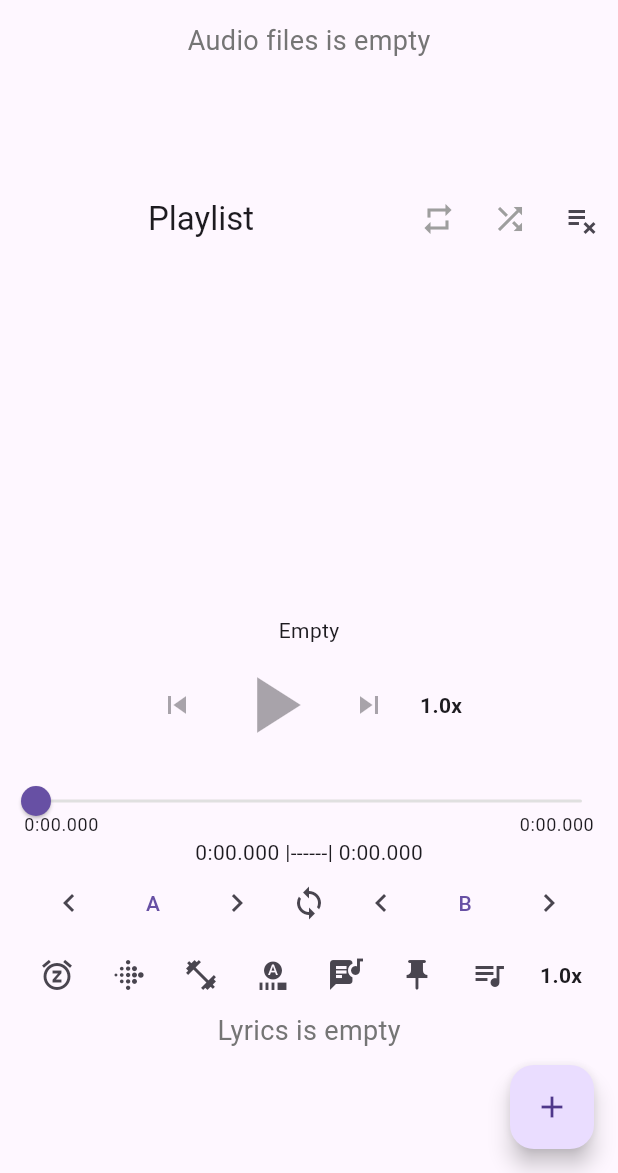
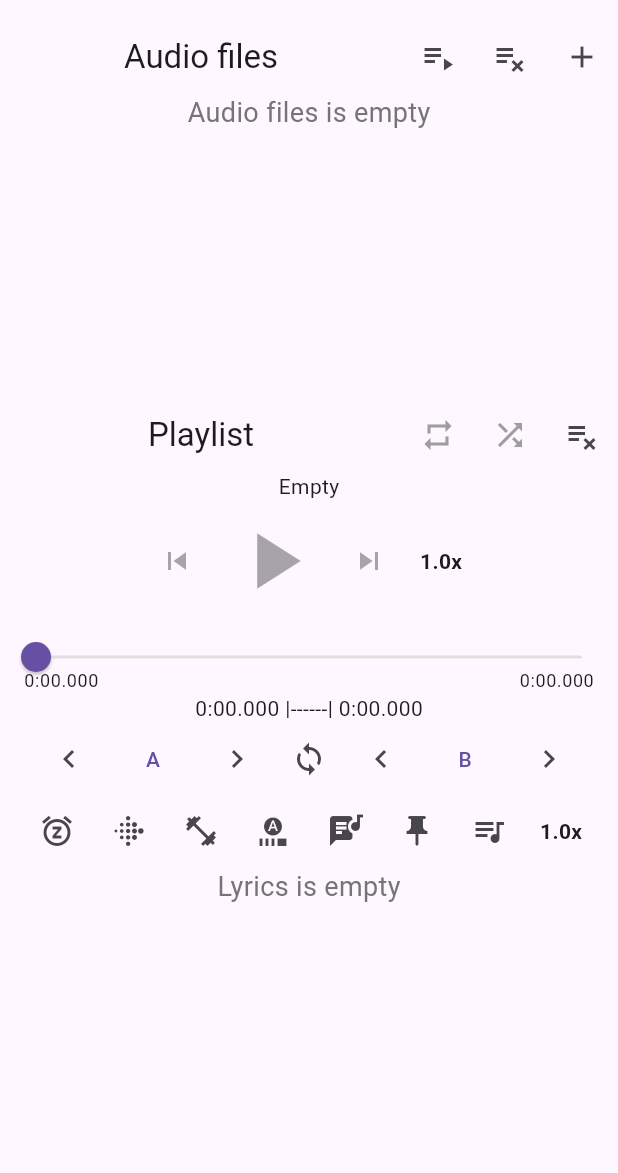
Before and after one commit to jimmyliow/dictation-gym, a Flutter app: the screen it shows after launch, on a phone screen of 412 x 824 dp, the part 63-1236 px from its top. Run offline on Flutter 3.47's test engine with Material 3 defaults, Android fonts, the phone set to English and light mode, and no system bars; our stand-ins replace file_picker, just_audio, just_audio_background, permission_handler, rxdart; missing offline and left inert: audio_session, just_audio_media_kit.

Commit message:
feat: play all audio files; play a audio file; hidden the playlist.

```diff
--- a/lib/common.dart
+++ b/lib/common.dart
@@ -10,13 +10,13 @@ class SeekBar extends StatefulWidget {
   final ValueChanged<Duration>? onChangeEnd;
 
   const SeekBar({
-    Key? key,
+    super.key,
     required this.duration,
     required this.position,
     required this.bufferedPosition,
     this.onChanged,
     this.onChangeEnd,
-  }) : super(key: key);
+  });
 
   @override
   SeekBarState createState() => SeekBarState();
@@ -30,9 +30,7 @@ class SeekBarState extends State<SeekBar> {
   void didChangeDependencies() {
     super.didChangeDependencies();
 
-    _sliderThemeData = SliderTheme.of(context).copyWith(
-      trackHeight: 2.0,
-    );
+    _sliderThemeData = SliderTheme.of(context).copyWith(trackHeight: 2.0);
   }
 
   @override
@@ -42,8 +40,10 @@ class SeekBarState extends State<SeekBar> {
         Positioned(
           left: 16.0,
           bottom: 0.0,
-          child: Text(_formatDuration(widget.position),
-              style: Theme.of(context).textTheme.bodySmall),
+          child: Text(
+            _formatDuration(widget.position),
+            style: Theme.of(context).textTheme.bodySmall,
+          ),
         ),
         SliderTheme(
           data: _sliderThemeData.copyWith(
@@ -55,8 +55,10 @@ class SeekBarState extends State<SeekBar> {
             child: Slider(
               min: 0.0,
               max: widget.duration.inMilliseconds.toDouble(),
-              value: min(widget.bufferedPosition.inMilliseconds.toDouble(),
-                  widget.duration.inMilliseconds.toDouble()),
+              value: min(
+                widget.bufferedPosition.inMilliseconds.toDouble(),
+                widget.duration.inMilliseconds.toDouble(),
+              ),
               onChanged: (value) {
                 setState(() {
                   _dragValue = value;
@@ -81,8 +83,10 @@ class SeekBarState extends State<SeekBar> {
           child: Slider(
             min: 0.0,
             max: widget.duration.inMilliseconds.toDouble(),
-            value: min(_dragValue ?? widget.position.inMilliseconds.toDouble(),
-                widget.duration.inMilliseconds.toDouble()),
+            value: min(
+              _dragValue ?? widget.position.inMilliseconds.toDouble(),
+              widget.duration.inMilliseconds.toDouble(),
+            ),
             onChanged: (value) {
               setState(() {
                 _dragValue = value;
@@ -103,12 +107,9 @@ class SeekBarState extends State<SeekBar> {
           right: 16.0,
           bottom: 0.0,
           child: Text(
-              // RegExp(r'((^0*[1-9]\d*:)?\d{2}:\d{2}:\d{1,3})\.\d+$')
-              //         .firstMatch("$_remaining")
-              //         ?.group(1) ??
-              //     '$_remaining',
-    _formatDuration(_remaining),
-              style: Theme.of(context).textTheme.bodySmall),
+            _formatDuration(_remaining),
+            style: Theme.of(context).textTheme.bodySmall,
+          ),
         ),
       ],
     );
@@ -172,11 +173,14 @@ void showSliderDialog({
           height: 100.0,
           child: Column(
             children: [
-              Text('${snapshot.data?.toStringAsFixed(1)}$valueSuffix',
-                  style: const TextStyle(
-                      fontFamily: 'Fixed',
-                      fontWeight: FontWeight.bold,
-                      fontSize: 24.0)),
+              Text(
+                '${snapshot.data?.toStringAsFixed(1)}$valueSuffix',
+                style: const TextStyle(
+                  fontFamily: 'Fixed',
+                  fontWeight: FontWeight.bold,
+                  fontSize: 24.0,
+                ),
+              ),
               Slider(
                 divisions: divisions,
                 min: min,
--- a/lib/main.dart
+++ b/lib/main.dart
@@ -22,7 +22,7 @@ Future<void> main() async {
 }
 
 class MyApp extends StatefulWidget {
-  const MyApp({Key? key}) : super(key: key);
+  const MyApp({super.key});
 
   @override
   MyAppState createState() => MyAppState();
@@ -156,7 +156,36 @@ class MyAppState extends State<MyApp> with WidgetsBindingObserver {
           child: Column(
             crossAxisAlignment: CrossAxisAlignment.center,
             children: [
-
+              Row(
+                children: [
+                  Expanded(
+                    child: Text(
+                      "Audio files",
+                      style: Theme.of(context).textTheme.titleLarge,
+                      textAlign: TextAlign.center,
+                    ),
+                  ),
+                  IconButton(
+                    icon: const Icon(Icons.playlist_play),
+                    tooltip: 'Play All',
+                    onPressed: () {
+                      playAllAudios();
+                    },
+                  ),
+                  IconButton(
+                    icon: const Icon(Icons.playlist_remove),
+                    tooltip: 'Clear All',
+                    onPressed: () {},
+                  ),
+                  IconButton(
+                    icon: const Icon(Icons.add),
+                    tooltip: 'Add files',
+                    onPressed: () {
+                      pickAudioFiles();
+                    },
+                  ),
+                ],
+              ),
               Expanded(
                 child: audioFiles.isEmpty
                     ? Text(
@@ -173,14 +202,33 @@ class MyAppState extends State<MyApp> with WidgetsBindingObserver {
                               currentFile.name,
                               style: const TextStyle(fontSize: 16),
                             ),
+                            trailing: IconButton(
+                              icon: const Icon(Icons.playlist_add),
+                              tooltip: 'Add to playlist',
+                              onPressed: () {
+                                _scaffoldMessengerKey.currentState?.showSnackBar(
+                                  SnackBar(
+                                    content: Text("Play file : ${currentFile.name}"),
+                                    duration: const Duration(seconds: 1),
+                                  ),
+                                );
+                              },
+                            ),
+                            onTap: () {
+                              _scaffoldMessengerKey.currentState?.showSnackBar(
+                                SnackBar(
+                                  content: Text("Tap file : ${currentFile.name}"),
+                                  duration: const Duration(seconds: 1),
+                                ),
+                              );
+                              playAudio(currentFile);
+                            }
                           );
                         },
                       ),
               ),
-
               Row(
                 children: [
-
                   Expanded(
                     child: Text(
                       "Playlist",
@@ -242,49 +290,49 @@ class MyAppState extends State<MyApp> with WidgetsBindingObserver {
                   ),
                 ],
               ),
-              SizedBox(
-                height: 240.0,
-                child: StreamBuilder<SequenceState?>(
-                  stream: _player.sequenceStateStream,
-                  builder: (context, snapshot) {
-                    final state = snapshot.data;
-                    final sequence = state?.sequence ?? [];
-                    return ReorderableListView(
-                      onReorder: (int oldIndex, int newIndex) {
-                        if (oldIndex < newIndex) newIndex--;
-                        _player.moveAudioSource(oldIndex, newIndex);
-                      },
-                      children: [
-                        for (var i = 0; i < sequence.length; i++)
-                          Dismissible(
-                            key: ValueKey(sequence[i]),
-                            background: Container(
-                              color: Colors.redAccent,
-                              alignment: Alignment.centerRight,
-                              child: const Padding(
-                                padding: EdgeInsets.only(right: 8.0),
-                                child: Icon(Icons.delete, color: Colors.white),
-                              ),
-                            ),
-                            onDismissed: (dismissDirection) =>
-                                _player.removeAudioSourceAt(i),
-                            child: Material(
-                              color: i == state!.currentIndex
-                                  ? Colors.grey.shade300
-                                  : null,
-                              child: ListTile(
-                                title: Text(sequence[i].tag.title as String),
-                                onTap: () => _player
-                                    .seek(Duration.zero, index: i)
-                                    .catchError((e, st) {}),
-                              ),
-                            ),
-                          ),
-                      ],
-                    );
-                  },
-                ),
-              ),
+              // SizedBox( // playlist
+              //   height: 240.0,
+              //   child: StreamBuilder<SequenceState?>(
+              //     stream: _player.sequenceStateStream,
+              //     builder: (context, snapshot) {
+              //       final state = snapshot.data;
+              //       final sequence = state?.sequence ?? [];
+              //       return ReorderableListView(
+              //         onReorder: (int oldIndex, int newIndex) {
+              //           if (oldIndex < newIndex) newIndex--;
+              //           _player.moveAudioSource(oldIndex, newIndex);
+              //         },
+              //         children: [
+              //           for (var i = 0; i < sequence.length; i++)
+              //             Dismissible(
+              //               key: ValueKey(sequence[i]),
+              //               background: Container(
+              //                 color: Colors.redAccent,
+              //                 alignment: Alignment.centerRight,
+              //                 child: const Padding(
+              //                   padding: EdgeInsets.only(right: 8.0),
+              //                   child: Icon(Icons.delete, color: Colors.white),
+              //                 ),
+              //               ),
+              //               onDismissed: (dismissDirection) =>
+              //                   _player.removeAudioSourceAt(i),
+              //               child: Material(
+              //                 color: i == state!.currentIndex
+              //                     ? Colors.grey.shade300
+              //                     : null,
+              //                 child: ListTile(
+              //                   title: Text(sequence[i].tag.title as String),
+              //                   onTap: () => _player
+              //                       .seek(Duration.zero, index: i)
+              //                       .catchError((e, st) {}),
+              //                 ),
+              //               ),
+              //             ),
+              //         ],
+              //       );
+              //     },
+              //   ),
+              // ),
               StreamBuilder<SequenceState?>(
                 stream: _player.sequenceStateStream,
                 builder: (context, snapshot) {
@@ -450,7 +498,6 @@ class MyAppState extends State<MyApp> with WidgetsBindingObserver {
                   IconButton(
                     icon: const Icon(Icons.queue_music),
                     onPressed: () {
-
                       showSliderDialog(
                         context: context,
                         title: "Adjust speed",
@@ -539,12 +586,6 @@ class MyAppState extends State<MyApp> with WidgetsBindingObserver {
               ),
             ],
           ),
-        ),
-        floatingActionButton: FloatingActionButton(
-          child: const Icon(Icons.add),
-          onPressed: () {
-            pickDirectory();
-          },
         ),
       ),
     );
@@ -706,7 +747,7 @@ class MyAppState extends State<MyApp> with WidgetsBindingObserver {
     return null;
   }
 
-  Future<String?> pickDirectory() async {
+  Future<String?> pickAudioFiles() async {
     if (Platform.isAndroid || Platform.isIOS) {
       final status = await Permission.storage.request();
       if (!status.isGranted) return null;
@@ -719,7 +760,6 @@ class MyAppState extends State<MyApp> with WidgetsBindingObserver {
     if (result == null || result.files.isEmpty) return null;
 
     List<PlatformFile> selectedFiles = [];
-
 
     List<AudioSource> newSources = [];
     for (PlatformFile file in result.files) {
@@ -743,13 +783,48 @@ class MyAppState extends State<MyApp> with WidgetsBindingObserver {
 
     return null;
   }
+
+  playAllAudios() async {
+
+    List<AudioSource> newSources = [];
+
+    for (PlatformFile file in audioFiles) {
+      if (file.path == null) continue;
+
+      String fileName = file.name;
+
+      AudioSource source = AudioSource.uri(
+        Uri.file(file.path!),
+        tag: MediaItem(id: fileName, title: fileName),
+      );
+
+      newSources.add(source);
+    }
+
+    _player.setAudioSources(newSources);
+  }
+
+  playAudio(PlatformFile audio) async {
+
+    List<AudioSource> playlist = [
+      AudioSource.uri(Uri.file(audio.path!),
+        tag: MediaItem(
+          id: audio.name,
+          title: audio.name,
+        ),
+      )
+    ];
+
+    _player.setAudioSources(playlist);
+  }
 }
 
 //
 enum SingingCharacter { lafayette, jefferson }
+
 class ShowPlaylistButton extends StatelessWidget {
   final AudioPlayer player;
-  const ShowPlaylistButton(this.player, {Key? key}) : super(key: key);
+  const ShowPlaylistButton(this.player, {super.key});
 
   @override
   Widget build(BuildContext context) {
@@ -768,8 +843,7 @@ class ShowPlaylistButton extends StatelessWidget {
                 context: context,
                 builder: (context) => AlertDialog(
                   title: Text("Adjust Speed", textAlign: TextAlign.center),
-                  content:
-                  Column(
+                  content: Column(
                     mainAxisSize: MainAxisSize.min,
                     children: <Widget>[
                       ListTile(
@@ -777,8 +851,7 @@ class ShowPlaylistButton extends StatelessWidget {
                         leading: Radio(
                           value: 0.2,
                           groupValue: [0.2, 0.4],
-                          onChanged: (v) {
-                          },
+                          onChanged: (v) {},
                         ),
                       ),
                       ListTile(
@@ -786,8 +859,7 @@ class ShowPlaylistButton extends StatelessWidget {
                         leading: Radio(
                           value: 0.4,
                           groupValue: [0.2, 0.4],
-                          onChanged: (v) {
-                          },
+                          onChanged: (v) {},
                         ),
                       ),
                     ],
@@ -801,11 +873,12 @@ class ShowPlaylistButton extends StatelessWidget {
     );
   }
 }
+
 //
 class ControlButtons extends StatelessWidget {
   final AudioPlayer player;
 
-  const ControlButtons(this.player, {Key? key}) : super(key: key);
+  const ControlButtons(this.player, {super.key});
 
   @override
   Widget build(BuildContext context) {
```
Lines whose indentation alone changed are shown as unchanged.
